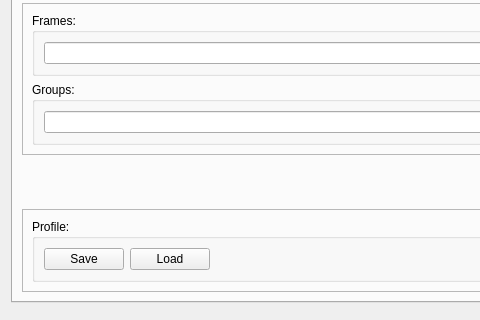
The window that nxselector/ui/selector.ui (nexdatas/nxselector) describes before a commit, drawn with Qt 5; both pictures show x 0 to 480 and y 182 to 502 of the 778 by 502 pixel window.
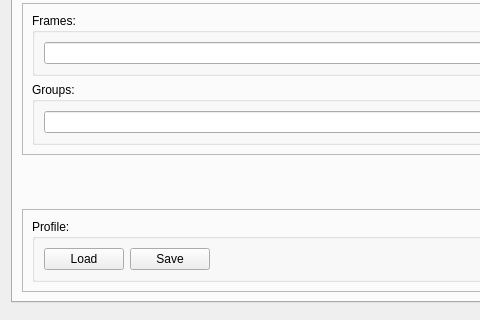
The same window after the commit. The open tabs and pages were chosen to show the change.

Commit message: adding save/load profile

What changed in the file:
```diff
--- a/nxselector/ui/selector.ui
+++ b/nxselector/ui/selector.ui
@@ -636,14 +636,14 @@
              <item>
               <widget class="QPushButton" name="pushButton">
                <property name="text">
-                <string>Save</string>
+                <string>Load</string>
                </property>
               </widget>
              </item>
              <item>
               <widget class="QPushButton" name="pushButton_2">
                <property name="text">
-                <string>Load</string>
+                <string>Save</string>
                </property>
               </widget>
              </item>
```
Left out of the diff: 4 changed lines with no effect on the pictures.
